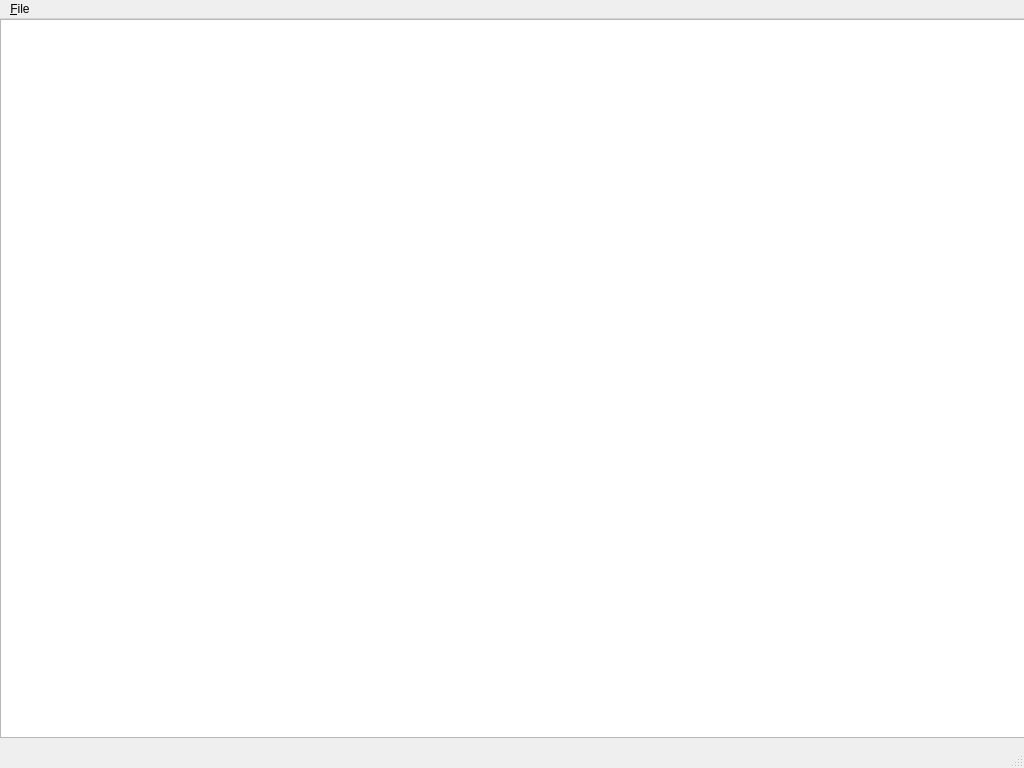
Old version of the form mainwindow.ui in the repository enkiv2/dimscape.
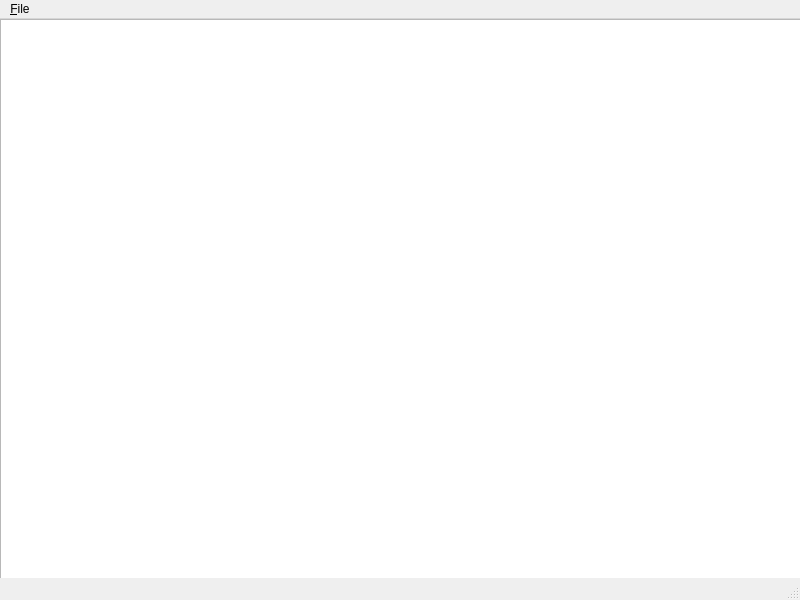
New version of the form.

Patch:
```diff
--- a/mainwindow.ui
+++ b/mainwindow.ui
@@ -6,8 +6,8 @@
    <rect>
     <x>0</x>
     <y>0</y>
-    <width>1024</width>
-    <height>768</height>
+    <width>800</width>
+    <height>600</height>
    </rect>
   </property>
   <property name="windowTitle">
```
